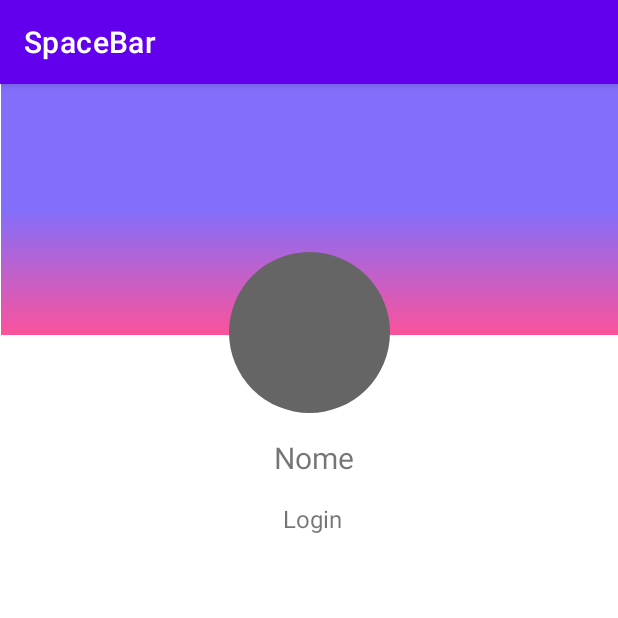
After one commit to suriiipingu/prjSpaceBarMobileTCC, an Android app: the perfilusuario screen opened directly, with no data from a screen before it, on a phone screen of 412 x 824 dp, the top half of it. The commit adds this screen. Run offline under Robolectric (Android 15) with nearby library versions, the phone set to English and light mode, and no system bars.

Commit message:
perfil usuario sendo feito

```diff
--- a/app/src/main/AndroidManifest.xml
+++ b/app/src/main/AndroidManifest.xml
@@ -18,6 +18,9 @@
         android:supportsRtl="true"
         android:theme="@style/Theme.SpaceBar"
         tools:targetApi="31">
+        <activity
+            android:name=".perfilusuario"
+            android:exported="false" />
         <activity
             android:name=".PostComentario"
             android:exported="false" />
--- a/app/src/main/java/com/example/spacebar/Acessa.java
+++ b/app/src/main/java/com/example/spacebar/Acessa.java
@@ -1,5 +1,6 @@
 package com.example.spacebar;
 import android.content.Context;
+import android.content.Intent;
 import android.content.SharedPreferences;
 import android.os.StrictMode;
 import android.widget.Toast;
@@ -36,20 +37,22 @@ public class Acessa {
     }
 
 
-    public void inserirDados(Context context, String nome, String login, String email, String celular, String pais, String senha) {
+    public void inserirDados(Context context, String nome, String login, String email, String celular, String pais, String senhaCriptografada) {
         try {
             Connection connection = entBanco(context);
-            String sql = "INSERT INTO tblUsuario (nome_usuario, login_usuario, email_usuario, cel_usuario, pais_usuario, senha_usuario, data_criacao) VALUES (?, ?, ?, ?, ?, ?, GETDATE())";
+            String sql = "INSERT INTO tblUsuario (nome_usuario, login_usuario, email_usuario, cel_usuario, pais_usuario, senha_usuario, data_criacao,cod_tipo) VALUES (?, ?, ?, ?, ?, ?, GETDATE(),1)";
             PreparedStatement statement = connection.prepareStatement(sql);
             statement.setString(1, nome);
             statement.setString(2, login);
             statement.setString(3, email);
             statement.setString(4, celular);
             statement.setString(5, pais);
-            statement.setString(6, senha);
+            statement.setString(6, senhaCriptografada);
             int rowsInserted = statement.executeUpdate();
             if (rowsInserted > 0) {
                 Toast.makeText(context, "Dados inseridos com sucesso", Toast.LENGTH_SHORT).show();
+                Intent intent = new Intent(context, login.class);
+                context.startActivity(intent);
             } else {
                 Toast.makeText(context, "Nenhum dado inserido", Toast.LENGTH_SHORT).show();
             }
@@ -80,6 +83,7 @@ public class Acessa {
         return loginExiste;
     }
 
+
     public boolean verificarEmailExistente(Context ctx, String email) {
         boolean emailExiste = false;
         try {
--- a/app/src/main/java/com/example/spacebar/InscreverSenha.java
+++ b/app/src/main/java/com/example/spacebar/InscreverSenha.java
@@ -9,6 +9,8 @@ import android.view.View;
 import android.widget.EditText;
 import android.widget.Spinner;
 import android.widget.Toast;
+
+import org.mindrot.jbcrypt.BCrypt;
 
 public class InscreverSenha extends AppCompatActivity {
 
@@ -32,6 +34,8 @@ public class InscreverSenha extends AppCompatActivity {
 
         String senha = txtSenha.getText().toString();
 
+        String senhaCriptografada = criptografarSenha(senha);
+
         TempData tempData = TempData.getInstance();
         String nome = tempData.getNome();
         String login = tempData.getLogin();
@@ -40,6 +44,16 @@ public class InscreverSenha extends AppCompatActivity {
         String pais = tempData.getPais();
 
         Acessa objA = new Acessa();
-        objA.inserirDados(this, nome, login, email, celular, pais, senha);
+        objA.inserirDados(this, nome, login, email, celular, pais, senhaCriptografada);
+
+    }
+    public String criptografarSenha(String senha) {
+        int fatorCusto = 12;
+
+        String salt = BCrypt.gensalt(fatorCusto);
+
+        String hashSenha = BCrypt.hashpw(senha, salt);
+
+        return hashSenha;
     }
 }
--- /dev/null
+++ b/app/src/main/java/com/example/spacebar/perfilusuario.java
@@ -0,0 +1,14 @@
+package com.example.spacebar;
+
+import androidx.appcompat.app.AppCompatActivity;
+
+import android.os.Bundle;
+
+public class perfilusuario extends AppCompatActivity {
+
+    @Override
+    protected void onCreate(Bundle savedInstanceState) {
+        super.onCreate(savedInstanceState);
+        setContentView(R.layout.activity_perfilusuario);
+    }
+}
--- a/app/src/main/java/com/example/spacebar/ui/notifications/NotificationsFragment.java
+++ b/app/src/main/java/com/example/spacebar/ui/notifications/NotificationsFragment.java
@@ -4,7 +4,6 @@ import android.os.Bundle;
 import android.view.LayoutInflater;
 import android.view.View;
 import android.view.ViewGroup;
-import android.widget.TextView;
 
 import androidx.annotation.NonNull;
 import androidx.fragment.app.Fragment;
@@ -24,8 +23,7 @@ public class NotificationsFragment extends Fragment {
         binding = FragmentNotificationsBinding.inflate(inflater, container, false);
         View root = binding.getRoot();
 
-        final TextView textView = binding.textNotifications;
-        notificationsViewModel.getText().observe(getViewLifecycleOwner(), textView::setText);
+
         return root;
     }
 
--- /dev/null
+++ b/app/src/main/res/layout/activity_perfilusuario.xml
@@ -0,0 +1,52 @@
+<?xml version="1.0" encoding="utf-8"?>
+<androidx.constraintlayout.widget.ConstraintLayout xmlns:android="http://schemas.android.com/apk/res/android"
+    xmlns:app="http://schemas.android.com/apk/res-auto"
+    xmlns:tools="http://schemas.android.com/tools"
+    android:layout_width="match_parent"
+    android:layout_height="match_parent"
+    tools:context=".perfilusuario">
+
+    <TextView
+        android:id="@+id/lblNomeCom2"
+        android:layout_width="wrap_content"
+        android:layout_height="wrap_content"
+        android:layout_marginTop="16dp"
+        android:layout_marginEnd="176dp"
+        android:layout_weight="1"
+        android:text="Nome"
+        android:textSize="20sp"
+        app:layout_constraintEnd_toEndOf="parent"
+        app:layout_constraintTop_toBottomOf="@+id/imgUsuarioCom2" />
+
+    <TextView
+        android:id="@+id/lblLoginCom2"
+        android:layout_width="wrap_content"
+        android:layout_height="wrap_content"
+        android:layout_marginTop="16dp"
+        android:layout_marginEnd="184dp"
+        android:layout_weight="1"
+        android:text="Login"
+        android:textSize="16sp"
+        app:layout_constraintEnd_toEndOf="parent"
+        app:layout_constraintTop_toBottomOf="@+id/lblNomeCom2" />
+
+    <ImageView
+        android:id="@+id/imageView"
+        android:layout_width="411dp"
+        android:layout_height="167dp"
+        app:layout_constraintEnd_toEndOf="parent"
+        app:layout_constraintHorizontal_bias="1.0"
+        app:layout_constraintStart_toStartOf="parent"
+        app:layout_constraintTop_toTopOf="parent"
+        app:srcCompat="@drawable/background" />
+
+    <ImageView
+        android:id="@+id/imgUsuarioCom2"
+        android:layout_width="107dp"
+        android:layout_height="107dp"
+        android:layout_marginTop="112dp"
+        android:background="@drawable/round_background"
+        app:layout_constraintEnd_toEndOf="parent"
+        app:layout_constraintStart_toStartOf="parent"
+        app:layout_constraintTop_toTopOf="@+id/imageView" />
+</androidx.constraintlayout.widget.ConstraintLayout>
```
Also changed, not shown: 1 other file.
